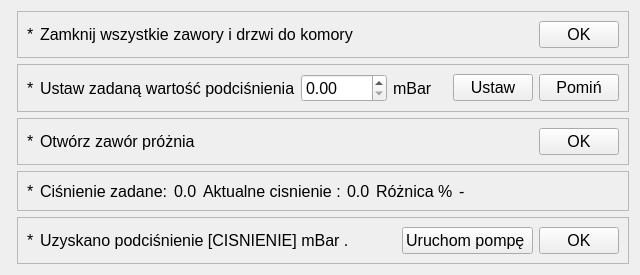
Old version of the form app/nowytest_3.ui in the repository wiacekmarcin/StanowiskoChemiczne.
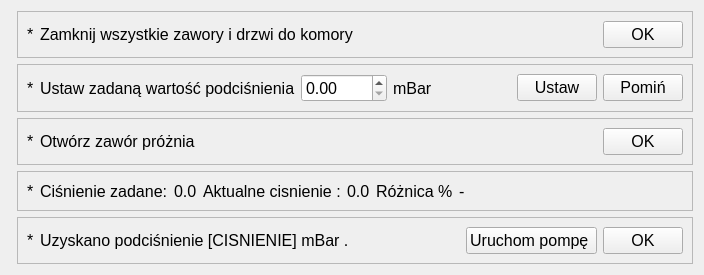
New version of the form. Custom widgets are drawn as their Qt base class.

The edit to the form file:
```diff
--- a/app/nowytest_3.ui
+++ b/app/nowytest_3.ui
@@ -6,8 +6,8 @@
    <rect>
     <x>0</x>
     <y>0</y>
-    <width>640</width>
-    <height>231</height>
+    <width>704</width>
+    <height>207</height>
    </rect>
   </property>
   <property name="font">
```
